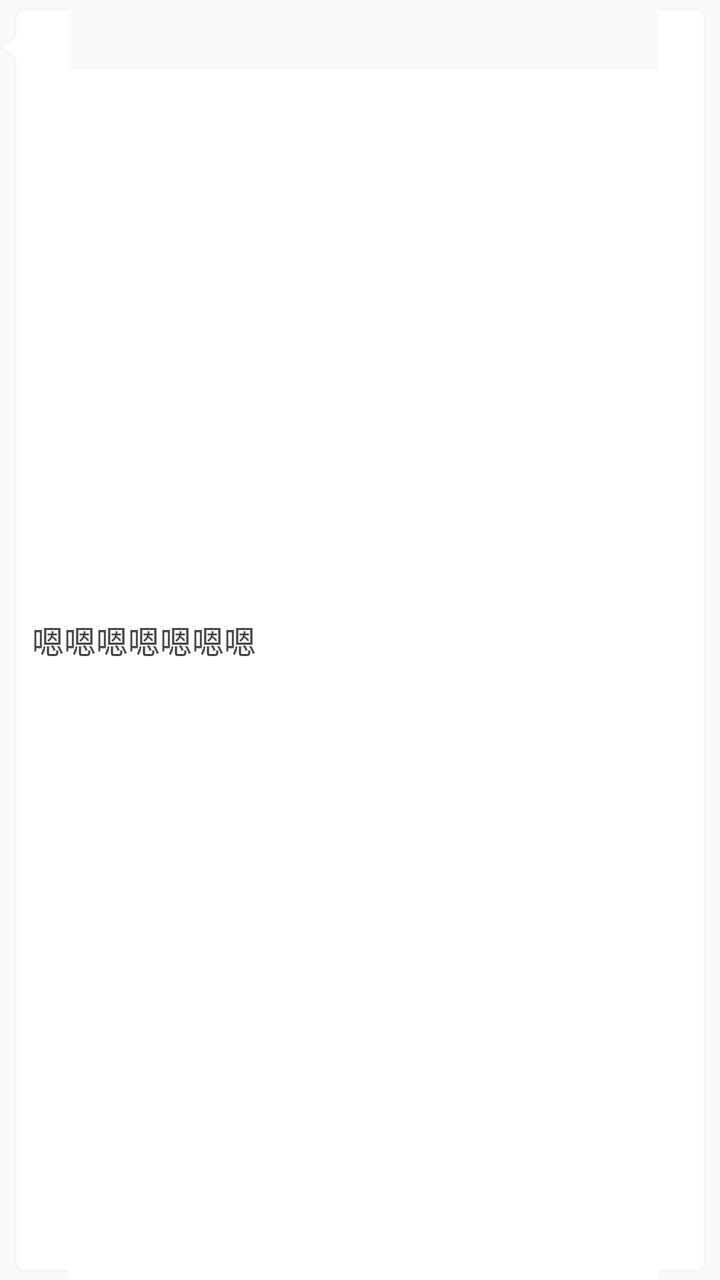
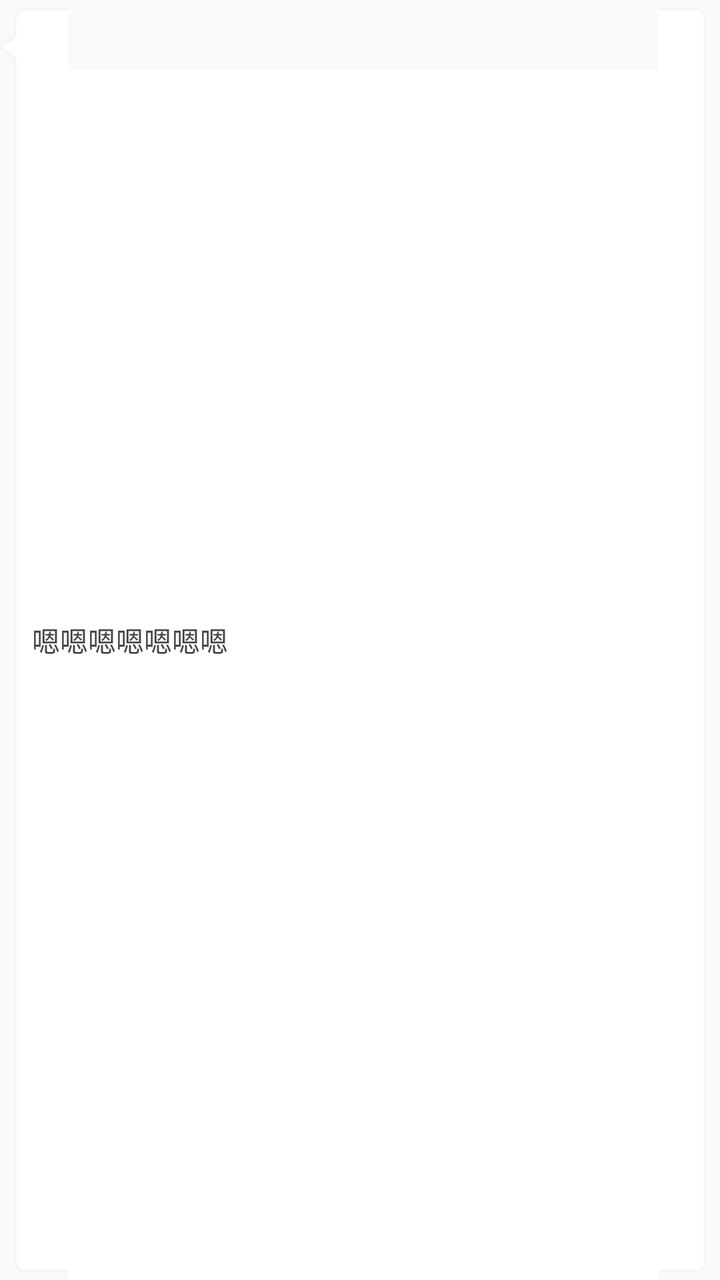

Before-and-after screenshots of an Android layout around one commit, followed by the original layout XML and the change that was made.
<!-- AndroidManifest.xml: application theme AppTheme -->
<!-- res/layout/conversation_item_text_receive.xml -->
<?xml version="1.0" encoding="utf-8"?>
<TextView xmlns:android="http://schemas.android.com/apk/res/android"
    android:id="@+id/contentTextView"
    android:layout_width="wrap_content"
    android:layout_height="wrap_content"
    android:autoLink="phone|email|map|web"
    android:background="@drawable/img_bubble_receive"
    android:gravity="left|center_vertical"
    android:maxWidth="320dp"
    android:minHeight="40dp"
    android:paddingBottom="12dp"
    android:paddingLeft="16dp"
    android:paddingRight="16dp"
    android:paddingTop="12dp"
    android:text="嗯嗯嗯嗯嗯嗯嗯"
    android:textColor="#444444"
    android:textColorLink="#666666"
    android:textSize="16sp" />
<!-- resources referenced by this layout -->
<resources>
  <!-- drawable img_bubble_receive: png bitmap (drawable, 457 bytes) -->
  <style name="AppTheme" parent="Theme.AppCompat.Light.NoActionBar">
          
          <item name="colorPrimary">@color/colorPrimary</item>
          <item name="colorPrimaryDark">@color/colorPrimaryDark</item>
          <item name="colorAccent">@color/colorAccent</item>
          
          
          
          <item name="colorBackgroundFloating">@color/white</item>
      </style>
  <color name="colorPrimary">#3e64e4</color>
  <color name="colorPrimaryDark">#3e64e4</color>
  <color name="colorAccent">#7e7e7e</color>
  <color name="white">#ffffff</color>
</resources>

<!-- the commit's change to res/layout/conversation_item_text_receive.xml (unified diff, before → after) -->
@@ -6,7 +6,7 @@
     android:autoLink="phone|email|map|web"
     android:background="@drawable/img_bubble_receive"
     android:gravity="left|center_vertical"
-    android:maxWidth="320dp"
+    android:maxWidth="290dp"
     android:minHeight="40dp"
     android:paddingBottom="12dp"
     android:paddingLeft="16dp"
@@ -15,4 +15,4 @@
     android:text="嗯嗯嗯嗯嗯嗯嗯"
     android:textColor="#444444"
     android:textColorLink="#666666"
-    android:textSize="16sp" />
+    android:textSize="14sp" />
